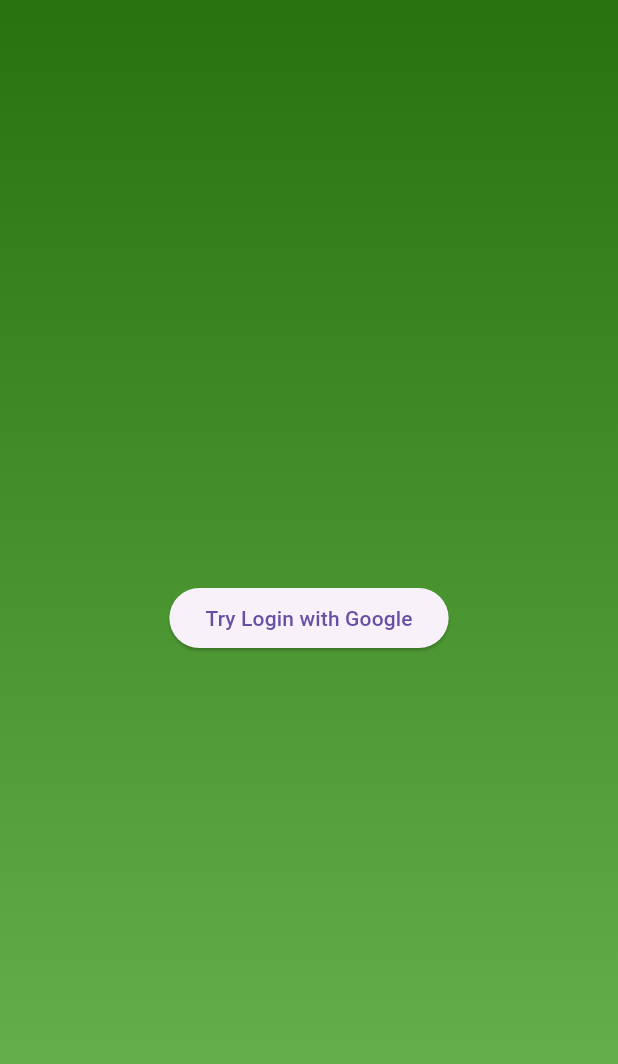
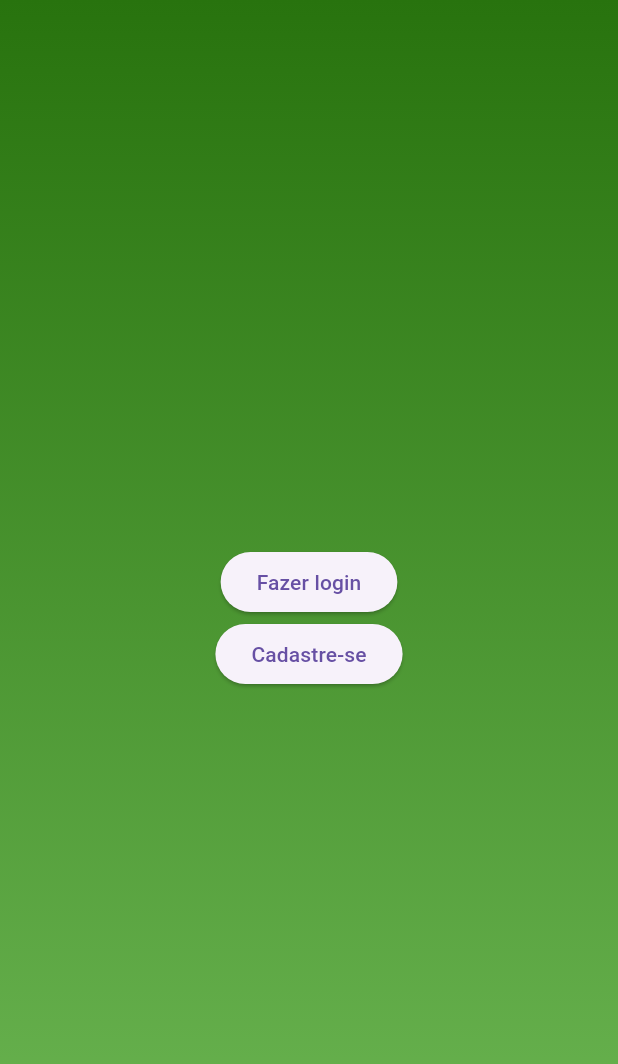
Before and after one commit to infodoug/dsi_2024_1, a Flutter app: the screen it shows after launch, on a phone screen of 412 x 824 dp. Shown: the top 1064 px of the screen. Run offline on Flutter 3.47's test engine with Material 3 defaults, Android fonts, the phone set to English and light mode, and no system bars.

Commit message:
páginas cadastro e login

```diff
--- a/lib/main.dart
+++ b/lib/main.dart
@@ -1,87 +1,87 @@
 import 'package:flutter/material.dart';
+import 'loginpage.dart';
+import 'registrationpage.dart';
 
 void main() {
   runApp(const MyApp());
 }
 
 class MyApp extends StatelessWidget {
-  const MyApp({super.key});
+  const MyApp({Key? key}) : super(key: key);
 
-  // This widget is the root of your application.
   @override
   Widget build(BuildContext context) {
     return const MaterialApp(
       title: 'Flutter Demo',
-      home: Login(title: 'Flutter Demo Home Page'),
+      home: AuthenticationPage(title: 'Flutter Demo Home Page'),
     );
   }
 }
 
-class Login extends StatefulWidget {
-  const Login({super.key, required this.title});
-
-  // This widget is the home page of your application. It is stateful, meaning
-  // that it has a State object (defined below) that contains fields that affect
-  // how it looks.
-
-  // This class is the configuration for the state. It holds the values (in this
-  // case the title) provided by the parent (in this case the App widget) and
-  // used by the build method of the State. Fields in a Widget subclass are
-  // always marked "final".
+class AuthenticationPage extends StatefulWidget {
+  const AuthenticationPage({Key? key, required this.title}) : super(key: key);
 
   final String title;
 
   @override
-  State<Login> createState() => _LoginState();
+  State<AuthenticationPage> createState() => _AuthenticationPageState();
 }
 
-class _LoginState extends State<Login> {
+class _AuthenticationPageState extends State<AuthenticationPage> {
   @override
   Widget build(BuildContext context) {
     return Scaffold(
       body: Container(
         decoration: const BoxDecoration(
-          gradient: LinearGradient(colors: [
+          gradient: LinearGradient(
+            colors: [
               Color(0xFF28730E),
               Color(0xFF6EB855),
-          ], begin: Alignment.topCenter, end: Alignment.bottomCenter),
+            ],
+            begin: Alignment.topCenter,
+            end: Alignment.bottomCenter,
           ),
-        child: const Center(child: LoginBox()),
         ),
-    );
-  }
-}
-
-class LoginBox extends StatefulWidget {
-  const LoginBox({super.key});
-
-  @override
-  State<LoginBox> createState() => _LoginBoxState();
-}
-
-class _LoginBoxState extends State<LoginBox> {
-  bool buttonclicked = false;
-  @override
-  Widget build(BuildContext context) {
-    return (!buttonclicked)
-        ? Center(
+        child: Center(
           child: Column(
             mainAxisAlignment: MainAxisAlignment.center,
             children: [
               ElevatedButton(
                 onPressed: () {
-                      setState(() {
-                        buttonclicked = true;
-                      });
+                  showLoginCard();
                 },
-                    child: const Text('Try Login with Google'))
+                child: const Text('Fazer login'),
+              ),
+              ElevatedButton(
+                onPressed: () {
+                  showRegistrationCard();
+                },
+                child: const Text('Cadastre-se'),
+              ),
             ],
           ),
-          )
-        : Container(
-            color: Colors.white,
-            height: 100,
-            width: 80,
+        ),
+      ),
     );
   }
+
+  void showLoginCard() {
+    showDialog(
+        context: context,
+        builder: (BuildContext context) {
+          return const Center(
+            child: LoginPage(),
+          );
+        });
   }
+
+  void showRegistrationCard() {
+    showDialog(
+        context: context,
+        builder: (BuildContext context) {
+          return const Center(
+            child: RegistrationPage(),
+          );
+        });
+  }
+}
```
Also changed, not shown: lib/loginpage.dart (added, +100 -0 lines), lib/registrationpage.dart (added, +162 -0 lines). Lines whose indentation alone changed are shown as unchanged.
